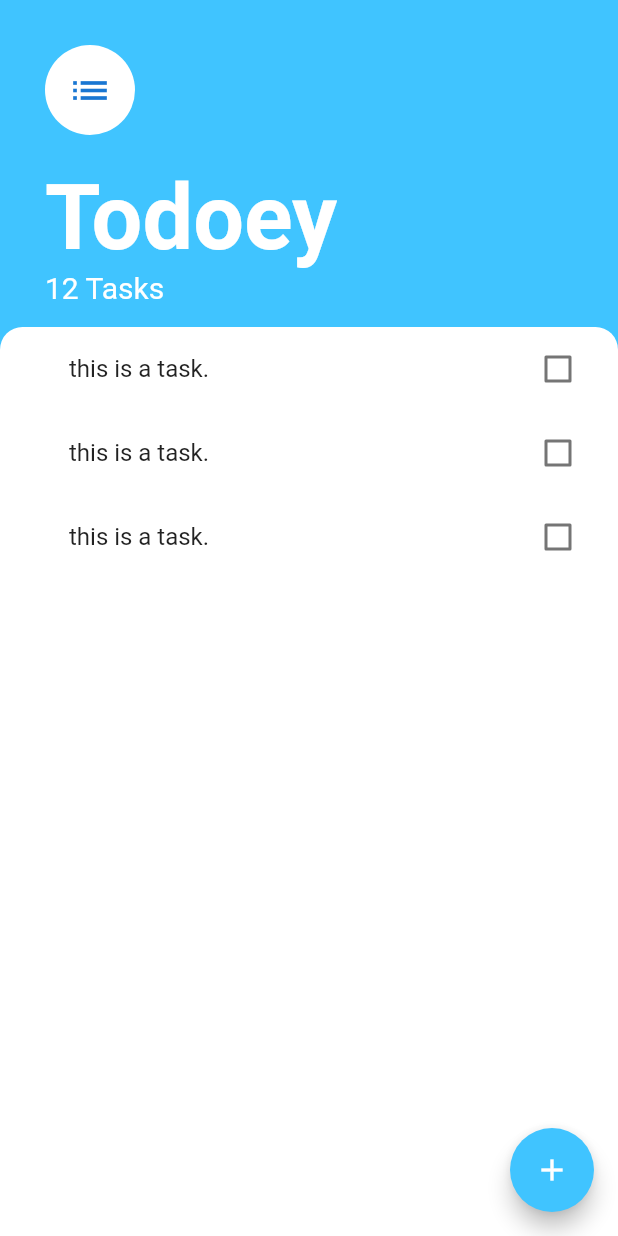
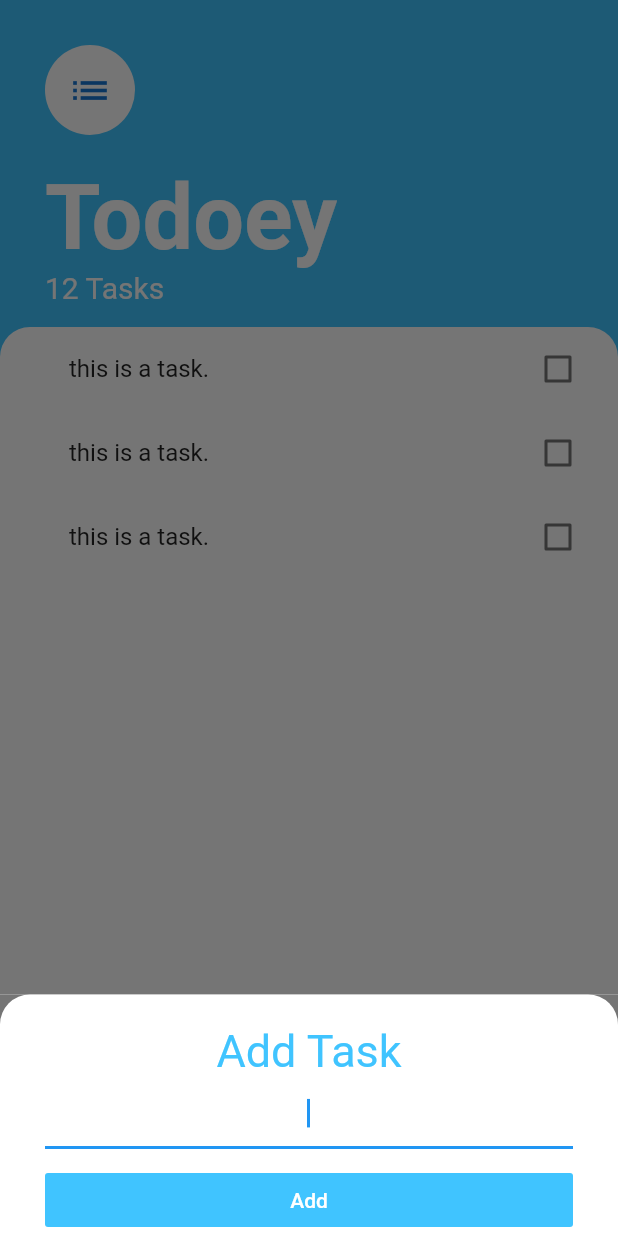
Before and after one commit to ZiadAlMoqamar/todoey_flutter, a Flutter app: the screen it shows after launch, after a tap on the "add" icon, on a phone screen of 412 x 824 dp. Run offline on Flutter 3.47's test engine with Material 2 defaults, Android fonts, the phone set to English and light mode, and no system bars.

Commit message:
adding modal sheet bottom and add task screen

```diff
--- /dev/null
+++ b/lib/screens/add_task_screen.dart
@@ -0,0 +1,46 @@
+import 'package:flutter/material.dart';
+
+class AddTaskScreen extends StatelessWidget {
+  @override
+  Widget build(BuildContext context) {
+    return Container(
+      color: Color(0xff757575),
+      child: Container(
+        padding: EdgeInsets.only(top: 20, right: 30, left: 30),
+        decoration: BoxDecoration(
+          color: Colors.white,
+          borderRadius: BorderRadius.only(
+            topLeft: Radius.circular(20),
+            topRight: Radius.circular(20),
+          ),
+        ),
+        child: Column(
+          crossAxisAlignment: CrossAxisAlignment.stretch,
+          children: [
+            Center(
+              child: Text(
+                'Add Task',
+                style: TextStyle(color: Colors.lightBlueAccent, fontSize: 30),
+              ),
+            ),
+            TextField(
+              autofocus: true,
+              textAlign: TextAlign.center,
+            ),
+            SizedBox(
+              height: 10,
+            ),
+            FlatButton(
+              color: Colors.lightBlueAccent,
+              onPressed: () {},
+              child: Text(
+                'Add',
+                style: TextStyle(color: Colors.white),
+              ),
+            ),
+          ],
+        ),
+      ),
+    );
+  }
+}
--- a/lib/screens/tasks_screen.dart
+++ b/lib/screens/tasks_screen.dart
@@ -1,5 +1,6 @@
 import 'package:flutter/material.dart';
 import 'package:todoey_flutter/widgets/task_list.dart';
+import 'add_task_screen.dart';
 
 class TasksScreen extends StatelessWidget {
   @override
@@ -7,8 +8,18 @@ class TasksScreen extends StatelessWidget {
     return Scaffold(
       backgroundColor: Colors.lightBlueAccent,
       floatingActionButton: FloatingActionButton(
-        onPressed: (){
-
+        onPressed: () {
+          showModalBottomSheet(
+            isScrollControlled: true,
+            context: context,
+            builder: (context) => SingleChildScrollView(
+              child: Container(
+                child: AddTaskScreen(),
+                padding: EdgeInsets.only(
+                    bottom: MediaQuery.of(context).viewInsets.bottom),
+              ),
+            ),
+          );
         },
         backgroundColor: Colors.lightBlueAccent,
         child: Icon(Icons.add),
@@ -51,12 +62,14 @@ class TasksScreen extends StatelessWidget {
             ),
             Expanded(
               child: Container(
-                padding: EdgeInsets.only(left: 30, ),
+                padding: EdgeInsets.only(
+                  left: 30,
+                ),
                 decoration: BoxDecoration(
                   color: Colors.white,
                   borderRadius: BorderRadius.only(
-                    topLeft: Radius.circular(15),
-                    topRight: Radius.circular(15),
+                    topLeft: Radius.circular(20),
+                    topRight: Radius.circular(20),
                   ),
                 ),
                 child: TaskList(),
```
